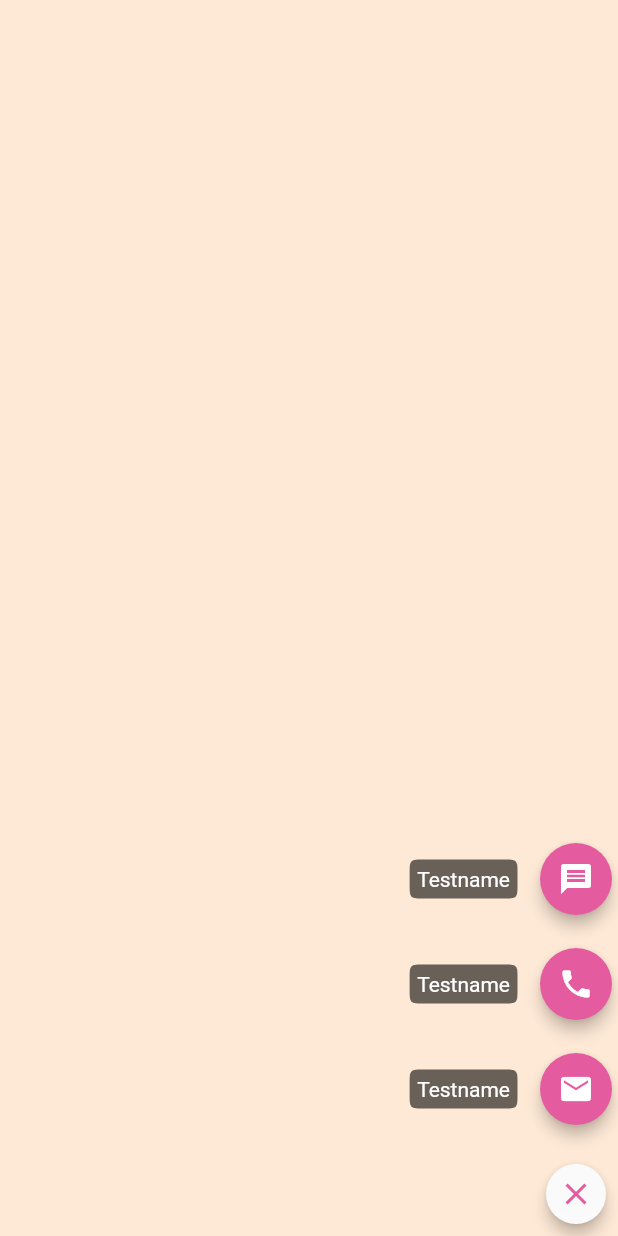
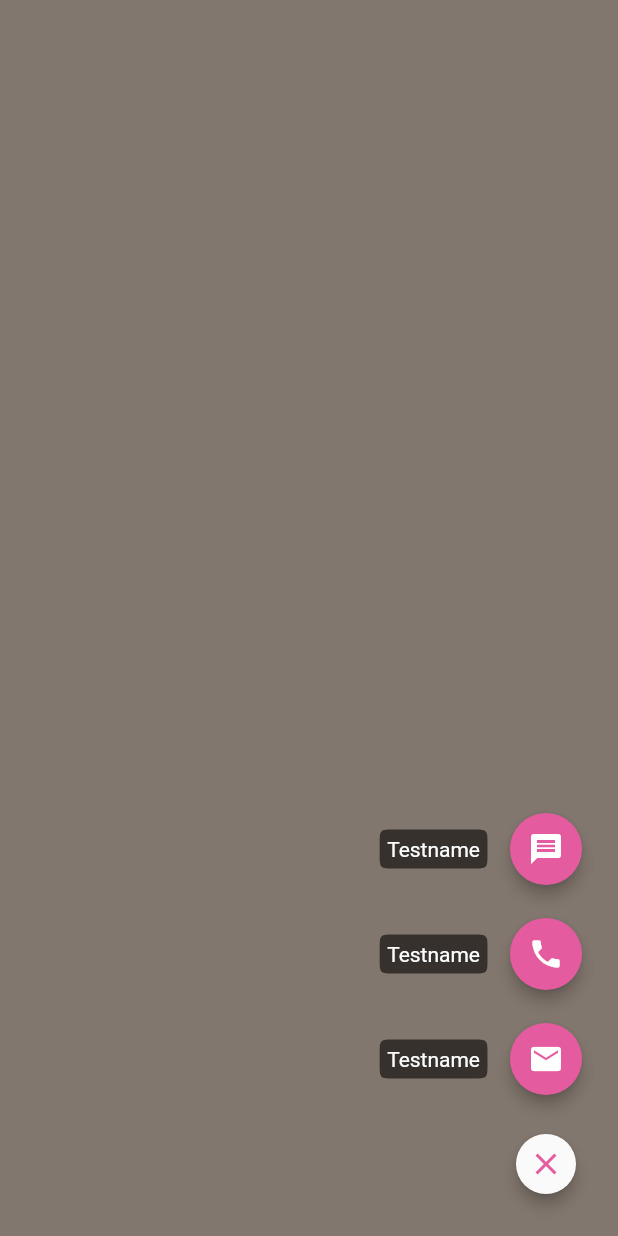
Before and after one commit to ManfredStoiber/KinGa, a Flutter app: the ExpandableFab widget shown alone on an empty page, opened directly, after a tap on the "close" icon, on a phone screen of 412 x 824 dp. Run offline on Flutter 3.47's test engine with Material 2 defaults, Android fonts, the phone set to English and light mode, and no system bars; our stand-ins replace bloc, cloud_firestore, firebase_core, flutter_bloc, flutter_svg, image_cropper and 1 more; accounts and stored records are empty.

Commit message:
Improved blur of ExpandableFab and started implementing toggleAttendance()

```diff
--- a/lib/ui/widgets/ExpandableFab.dart
+++ b/lib/ui/widgets/ExpandableFab.dart
@@ -1,4 +1,5 @@
 import 'dart:math' as math;
+import 'dart:ui';
 
 import 'package:flutter/material.dart';
 
@@ -64,7 +65,30 @@ class _ExpandableFabState extends State<ExpandableFab>
 
   @override
   Widget build(BuildContext context) {
-    return SizedBox.expand(
+    /*
+
+     */
+    return Stack(
+      children: [
+        Visibility(
+          visible: _open,
+          child: GestureDetector(
+            onTap: () => setState(() {
+              _toggle();
+            }),
+            child: Container(
+                color: Color.fromRGBO(5, 5, 5, 0.5),
+                height: MediaQuery.of(context).size.height,
+                child: BackdropFilter(
+                  filter: ImageFilter.blur(sigmaX: 1.0, sigmaY: 1.0),
+                  child: const Center(),
+                )
+            ),
+          ),
+        ),
+        SizedBox.expand(
+          child: Transform.translate(
+            offset: Offset(-20, -20),
             child: Stack(
               alignment: Alignment.bottomRight,
               clipBehavior: Clip.none,
@@ -74,6 +98,9 @@ class _ExpandableFabState extends State<ExpandableFab>
                 _buildTapToOpenFab(),
               ],
             ),
+          ),
+        ),
+      ]
     );
   }
 
```
Also changed, not shown: lib/domain/students_cubit.dart (+10 -0 lines), lib/ui/AttendanceScreen.dart (+20 -6 lines), lib/ui/ShowStudentScreen.dart (+1 -12 lines), 1 other file. Lines whose indentation alone changed are shown as unchanged.
